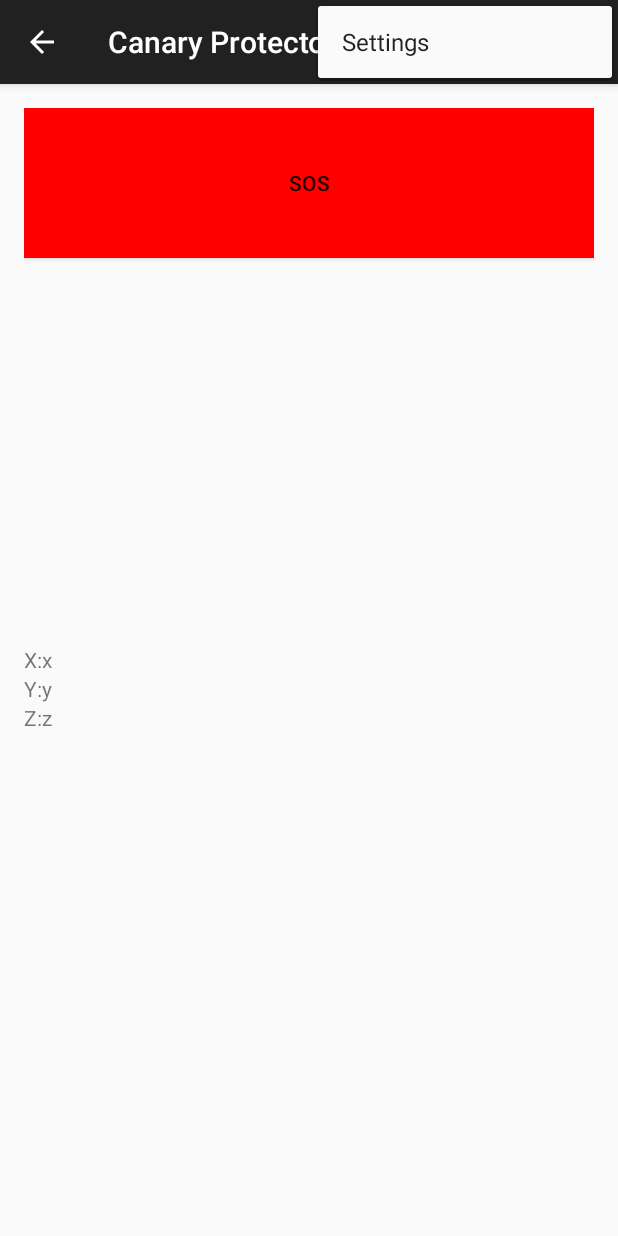
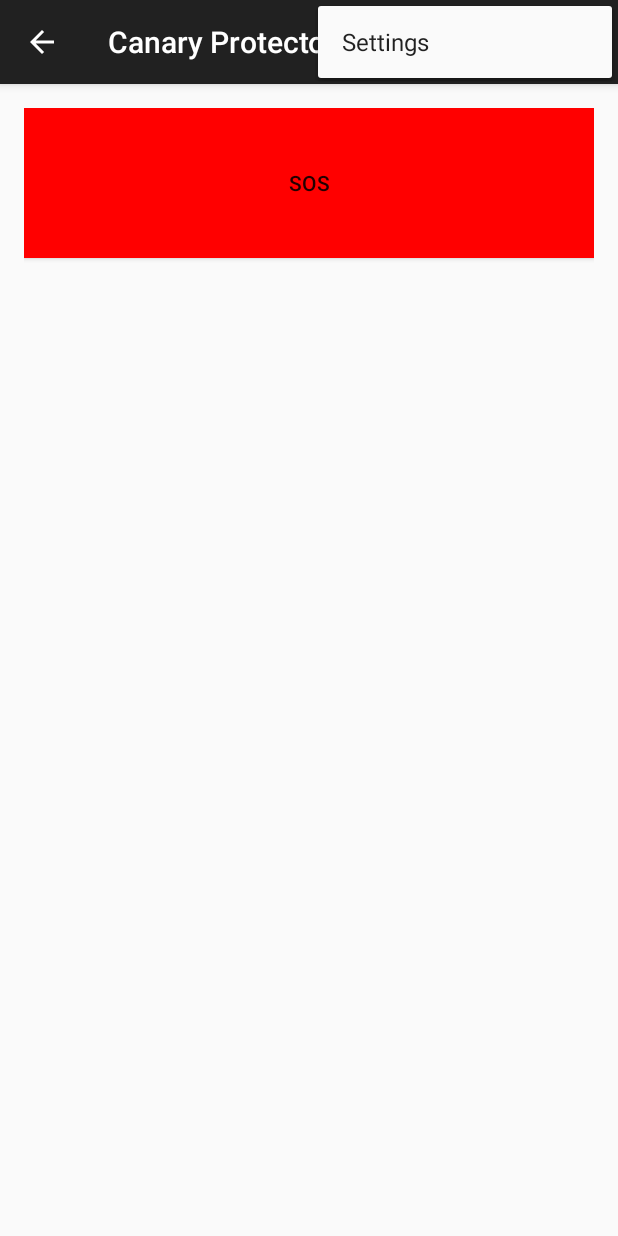
Before and after one commit to bnguyen86/CPSC319, an Android app: the screen it shows after launch (MainActivity), with the options menu open, on a phone screen of 412 x 824 dp. Run offline under Robolectric (Android 15) with nearby library versions, the phone set to English and light mode, and no system bars; 2 statements that could not run were skipped.

Commit message:
Removed exta text

```diff
--- a/Android/app/src/main/res/layout/fragment_main.xml
+++ b/Android/app/src/main/res/layout/fragment_main.xml
@@ -20,58 +20,4 @@
         android:layout_alignParentStart="true"
         android:layout_alignTop="@+id/section_label" />
 
-    <TextView
-        android:layout_width="wrap_content"
-        android:layout_height="wrap_content"
-        android:textAppearance="?android:attr/textAppearanceSmall"
-        android:text="X:"
-        android:id="@+id/x_label"
-        android:layout_centerVertical="true"
-        android:layout_alignStart="@+id/sos_button" />
-
-    <TextView
-        android:layout_width="wrap_content"
-        android:layout_height="wrap_content"
-        android:textAppearance="?android:attr/textAppearanceSmall"
-        android:text="x"
-        android:id="@+id/x_value"
-        android:layout_alignTop="@+id/x_label"
-        android:layout_toEndOf="@+id/x_label" />
-
-    <TextView
-        android:layout_width="wrap_content"
-        android:layout_height="wrap_content"
-        android:textAppearance="?android:attr/textAppearanceSmall"
-        android:text="Y:"
-        android:id="@+id/y_label"
-        android:layout_below="@+id/x_label"
-        android:layout_alignParentStart="true" />
-
-    <TextView
-        android:layout_width="wrap_content"
-        android:layout_height="wrap_content"
-        android:textAppearance="?android:attr/textAppearanceSmall"
-        android:text="y"
-        android:id="@+id/y_value"
-        android:layout_below="@+id/x_value"
-        android:layout_toEndOf="@+id/y_label" />
-
-    <TextView
-        android:layout_width="wrap_content"
-        android:layout_height="wrap_content"
-        android:textAppearance="?android:attr/textAppearanceSmall"
-        android:text="Z:"
-        android:id="@+id/z_label"
-        android:layout_below="@+id/y_label"
-        android:layout_alignStart="@+id/y_label" />
-
-    <TextView
-        android:layout_width="wrap_content"
-        android:layout_height="wrap_content"
-        android:textAppearance="?android:attr/textAppearanceSmall"
-        android:text="z"
-        android:id="@+id/z_value"
-        android:layout_below="@+id/y_value"
-        android:layout_toEndOf="@+id/z_label" />
-
 </RelativeLayout>
```
